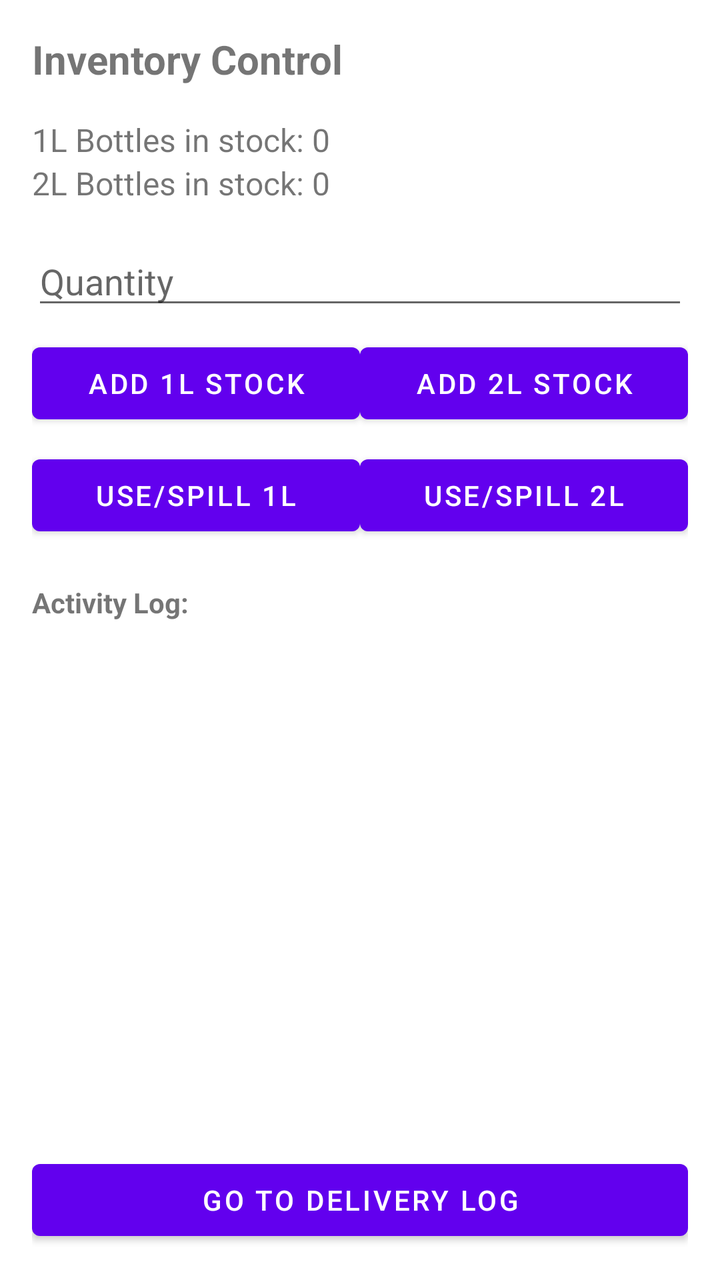
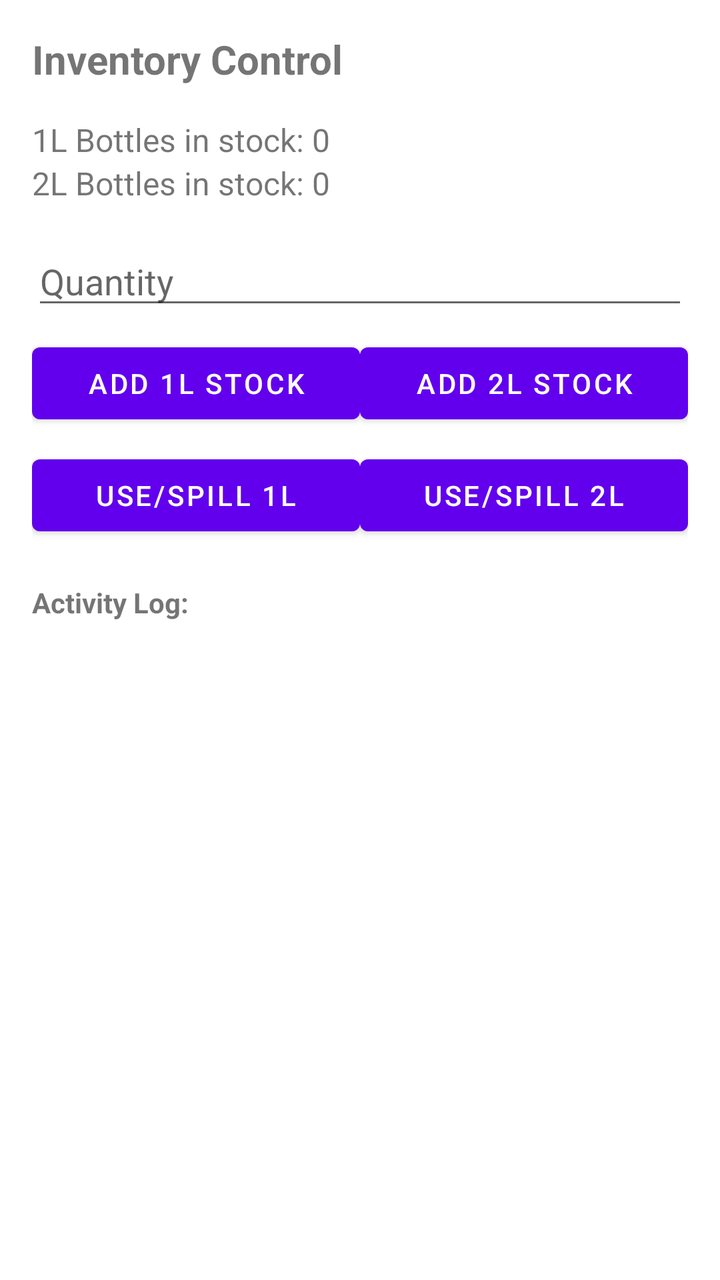

Screens rendered from an Android XML layout before and after an edit, with the pre-edit source and the edit as a unified diff.
<!-- AndroidManifest.xml: fallback theme Theme.MaterialComponents.DayNight.NoActionBar -->
<!-- res/layout/activity_inventory.xml -->
<?xml version="1.0" encoding="utf-8"?>
<LinearLayout xmlns:android="http://schemas.android.com/apk/res/android"
    android:layout_width="match_parent"
    android:layout_height="match_parent"
    android:orientation="vertical"
    android:padding="16dp">

    <TextView
        android:layout_width="wrap_content"
        android:layout_height="wrap_content"
        android:text="Inventory Control"
        android:textSize="20sp"
        android:textStyle="bold"
        android:layout_marginBottom="16dp" />

    <TextView
        android:id="@+id/stockOneLitreText"
        android:layout_width="wrap_content"
        android:layout_height="wrap_content"
        android:text="1L Bottles in stock: 0"
        android:textSize="16sp" />

    <TextView
        android:id="@+id/stockTwoLitreText"
        android:layout_width="wrap_content"
        android:layout_height="wrap_content"
        android:text="2L Bottles in stock: 0"
        android:textSize="16sp"
        android:layout_marginBottom="16dp" />

    <EditText
        android:id="@+id/quantityInput"
        android:layout_width="match_parent"
        android:layout_height="wrap_content"
        android:hint="Quantity"
        android:inputType="number" />

    <LinearLayout
        android:layout_width="match_parent"
        android:layout_height="wrap_content"
        android:orientation="horizontal"
        android:layout_marginTop="8dp">

        <Button
            android:id="@+id/addOneLitreButton"
            android:layout_width="0dp"
            android:layout_height="wrap_content"
            android:layout_weight="1"
            android:text="Add 1L Stock" />

        <Button
            android:id="@+id/addTwoLitreButton"
            android:layout_width="0dp"
            android:layout_height="wrap_content"
            android:layout_weight="1"
            android:text="Add 2L Stock" />
    </LinearLayout>

    <LinearLayout
        android:layout_width="match_parent"
        android:layout_height="wrap_content"
        android:orientation="horizontal"
        android:layout_marginTop="8dp">

        <Button
            android:id="@+id/removeOneLitreButton"
            android:layout_width="0dp"
            android:layout_height="wrap_content"
            android:layout_weight="1"
            android:text="Use/Spill 1L" />

        <Button
            android:id="@+id/removeTwoLitreButton"
            android:layout_width="0dp"
            android:layout_height="wrap_content"
            android:layout_weight="1"
            android:text="Use/Spill 2L" />
    </LinearLayout>

    <TextView
        android:layout_width="wrap_content"
        android:layout_height="wrap_content"
        android:text="Activity Log:"
        android:textStyle="bold"
        android:layout_marginTop="20dp" />

    <ListView
        android:id="@+id/inventoryLogView"
        android:layout_width="match_parent"
        android:layout_height="0dp"
        android:layout_weight="1"
        android:layout_marginTop="8dp" />

    <Button
        android:id="@+id/goToDeliveryButton"
        android:layout_width="match_parent"
        android:layout_height="wrap_content"
        android:text="Go to Delivery Log"
        android:layout_marginTop="12dp" />

</LinearLayout>
<!-- resources referenced by this layout -->
<resources>

</resources>

<!-- the commit's change to res/layout/activity_inventory.xml (unified diff, before → after) -->
@@ -91,11 +91,5 @@
         android:layout_weight="1"
         android:layout_marginTop="8dp" />
 
-    <Button
-        android:id="@+id/goToDeliveryButton"
-        android:layout_width="match_parent"
-        android:layout_height="wrap_content"
-        android:text="Go to Delivery Log"
-        android:layout_marginTop="12dp" />
 
 </LinearLayout>
